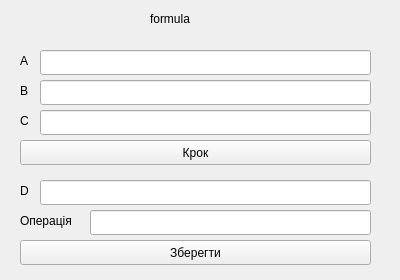
drewg3r/DM-1, file interface/w2.ui: the form before one commit.
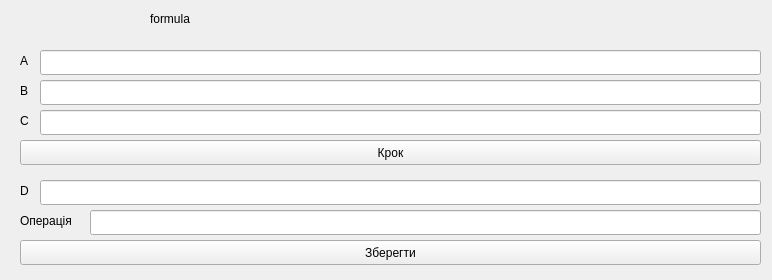
The form after the commit.

Commit message: Doesn't work properly but big changes are comming :)

What changed in the file:
```diff
--- a/interface/w2.ui
+++ b/interface/w2.ui
@@ -6,7 +6,7 @@
    <rect>
     <x>0</x>
     <y>0</y>
-    <width>400</width>
+    <width>772</width>
     <height>280</height>
    </rect>
   </property>
@@ -57,7 +57,7 @@
     <rect>
      <x>40</x>
      <y>110</y>
-     <width>331</width>
+     <width>721</width>
      <height>25</height>
     </rect>
    </property>
@@ -67,7 +67,7 @@
     <rect>
      <x>40</x>
      <y>80</y>
-     <width>331</width>
+     <width>721</width>
      <height>25</height>
     </rect>
    </property>
@@ -90,7 +90,7 @@
     <rect>
      <x>40</x>
      <y>50</y>
-     <width>331</width>
+     <width>721</width>
      <height>25</height>
     </rect>
    </property>
@@ -100,7 +100,7 @@
     <rect>
      <x>20</x>
      <y>140</y>
-     <width>351</width>
+     <width>741</width>
      <height>25</height>
     </rect>
    </property>
@@ -126,7 +126,7 @@
     <rect>
      <x>40</x>
      <y>180</y>
-     <width>331</width>
+     <width>721</width>
      <height>25</height>
     </rect>
    </property>
@@ -149,7 +149,7 @@
     <rect>
      <x>90</x>
      <y>210</y>
-     <width>281</width>
+     <width>671</width>
      <height>25</height>
     </rect>
    </property>
@@ -159,7 +159,7 @@
     <rect>
      <x>20</x>
      <y>240</y>
-     <width>351</width>
+     <width>741</width>
      <height>25</height>
     </rect>
    </property>
```
The commit also changes 2 other files.
